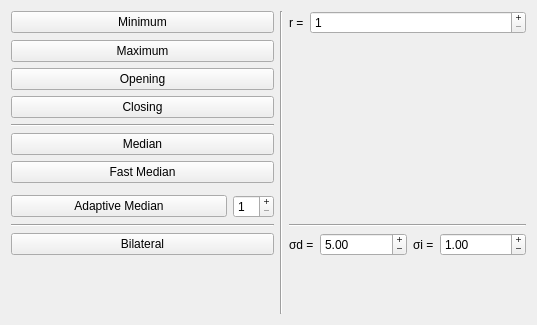
This is staticfilter.ui in mt0982/QImageProcessing as Qt 5 draws it before an edit. The edited form follows.
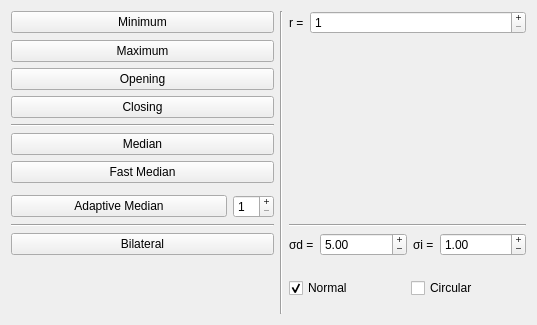
This is the edited form.

Commit message: circular convolution implemented

```diff
--- a/staticfilter.ui
+++ b/staticfilter.ui
@@ -221,6 +221,27 @@
      </item>
     </layout>
    </item>
+   <item row="12" column="3" colspan="2">
+    <layout class="QHBoxLayout" name="horizontalLayout_2">
+     <item>
+      <widget class="QCheckBox" name="cbNormal">
+       <property name="text">
+        <string>Normal</string>
+       </property>
+       <property name="checked">
+        <bool>true</bool>
+       </property>
+      </widget>
+     </item>
+     <item>
+      <widget class="QCheckBox" name="cbCircular">
+       <property name="text">
+        <string>Circular</string>
+       </property>
+      </widget>
+     </item>
+    </layout>
+   </item>
   </layout>
  </widget>
  <resources/>
```
Left out of the diff: 8 changed lines with no effect on the pictures. The commit also changes 1 other file.
